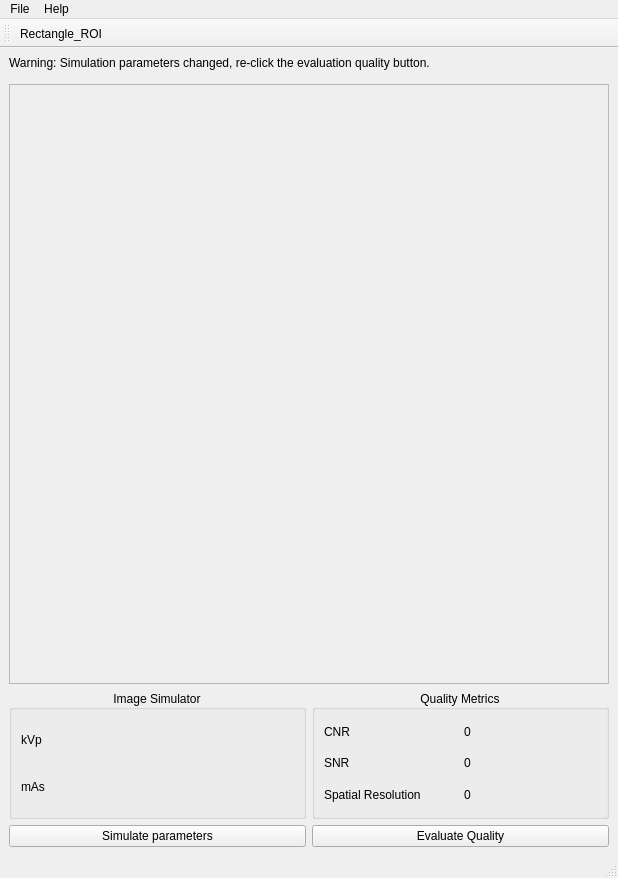
Qt form src/ui_fromatted_files/x-ray-simulator.ui (cln-Kafka/X-Ray-Quality-Metrics-Assessment) before a commit.
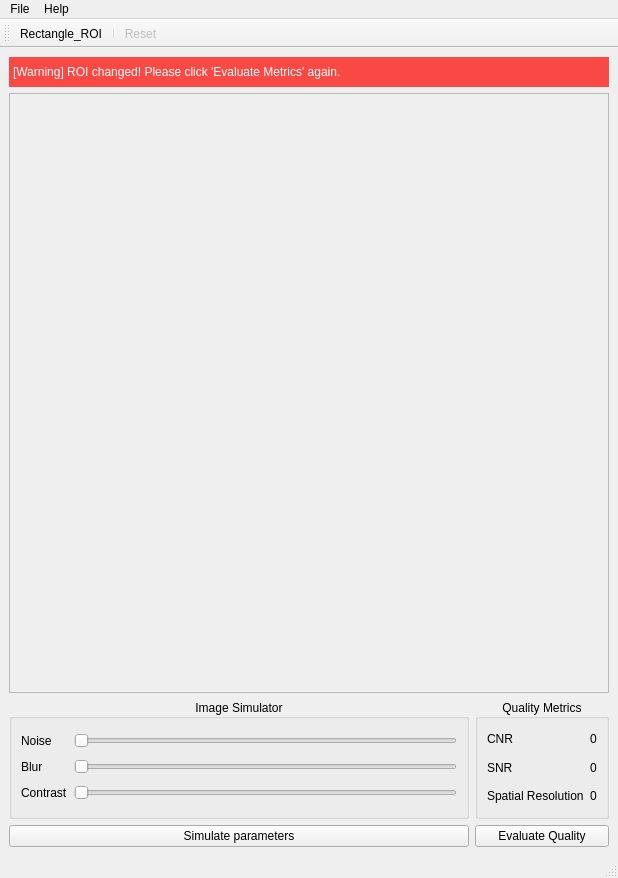
The same form after that commit. Icons and pictures are not drawn.

```diff
--- a/src/ui_fromatted_files/x-ray-simulator.ui
+++ b/src/ui_fromatted_files/x-ray-simulator.ui
@@ -10,6 +10,12 @@
     <height>878</height>
    </rect>
   </property>
+  <property name="sizePolicy">
+   <sizepolicy hsizetype="Fixed" vsizetype="Fixed">
+    <horstretch>0</horstretch>
+    <verstretch>0</verstretch>
+   </sizepolicy>
+  </property>
   <property name="minimumSize">
    <size>
     <width>618</width>
@@ -19,7 +25,7 @@
   <property name="maximumSize">
    <size>
     <width>16777215</width>
-    <height>878</height>
+    <height>16777215</height>
    </size>
   </property>
   <property name="windowTitle">
@@ -27,22 +33,31 @@
   </property>
   <widget class="QWidget" name="centralwidget">
    <layout class="QVBoxLayout" name="central_widget_vlayout">
-    <property name="leftMargin">
-     <number>9</number>
-    </property>
-    <property name="topMargin">
-     <number>0</number>
-    </property>
     <item>
      <widget class="QLabel" name="warning_label">
+      <property name="enabled">
+       <bool>true</bool>
+      </property>
       <property name="maximumSize">
        <size>
         <width>16777215</width>
         <height>30</height>
        </size>
       </property>
+      <property name="styleSheet">
+       <string notr="true">QLabel{
+background-color: #F94944;
+color: white;
+}</string>
+      </property>
       <property name="text">
-       <string>Warning: Simulation parameters changed, re-click the evaluation quality button.</string>
+       <string>[Warning] ROI changed! Please click 'Evaluate Metrics' again.</string>
+      </property>
+      <property name="indent">
+       <number>4</number>
+      </property>
+      <property name="textInteractionFlags">
+       <set>Qt::TextInteractionFlag::LinksAccessibleByMouse|Qt::TextInteractionFlag::TextSelectableByMouse</set>
       </property>
      </widget>
     </item>
@@ -81,17 +96,45 @@
            <set>Qt::AlignmentFlag::AlignCenter</set>
           </property>
           <layout class="QGridLayout" name="image_simulator_groupbox_gridlayout">
+           <item row="2" column="0">
+            <widget class="QLabel" name="mAs_label_2">
+             <property name="text">
+              <string>Contrast</string>
+             </property>
+            </widget>
+           </item>
            <item row="0" column="0">
             <widget class="QLabel" name="kVp_label">
              <property name="text">
-              <string>kVp</string>
+              <string>Noise</string>
              </property>
             </widget>
            </item>
            <item row="1" column="0">
             <widget class="QLabel" name="mAs_label">
              <property name="text">
-              <string>mAs</string>
+              <string>Blur</string>
+             </property>
+            </widget>
+           </item>
+           <item row="0" column="1">
+            <widget class="QSlider" name="horizontalSlider">
+             <property name="orientation">
+              <enum>Qt::Orientation::Horizontal</enum>
+             </property>
+            </widget>
+           </item>
+           <item row="1" column="1">
+            <widget class="QSlider" name="horizontalSlider_2">
+             <property name="orientation">
+              <enum>Qt::Orientation::Horizontal</enum>
+             </property>
+            </widget>
+           </item>
+           <item row="2" column="1">
+            <widget class="QSlider" name="horizontalSlider_3">
+             <property name="orientation">
+              <enum>Qt::Orientation::Horizontal</enum>
              </property>
             </widget>
            </item>
@@ -216,6 +259,8 @@
     <bool>false</bool>
    </attribute>
    <addaction name="actionRectangle_ROI"/>
+   <addaction name="separator"/>
+   <addaction name="actionReset"/>
   </widget>
   <action name="actionRectangle_ROI">
    <property name="icon">
@@ -259,6 +304,27 @@
     <string>Ctrl+D</string>
    </property>
   </action>
+  <action name="actionReset">
+   <property name="enabled">
+    <bool>false</bool>
+   </property>
+   <property name="icon">
+    <iconset resource="icons.qrc">
+     <normaloff>:/Icons/testing_environment/assets/icons/reset.png</normaloff>:/Icons/testing_environment/assets/icons/reset.png</iconset>
+   </property>
+   <property name="text">
+    <string>Reset</string>
+   </property>
+   <property name="toolTip">
+    <string>Delete the ROI and reset the image. Shortcut is ctrl+Shift+R</string>
+   </property>
+   <property name="shortcut">
+    <string>Ctrl+Shift+R</string>
+   </property>
+   <property name="menuRole">
+    <enum>QAction::MenuRole::NoRole</enum>
+   </property>
+  </action>
  </widget>
  <resources>
   <include location="icons.qrc"/>
```
Left out of the diff: 13 changed lines with no effect on the pictures.
